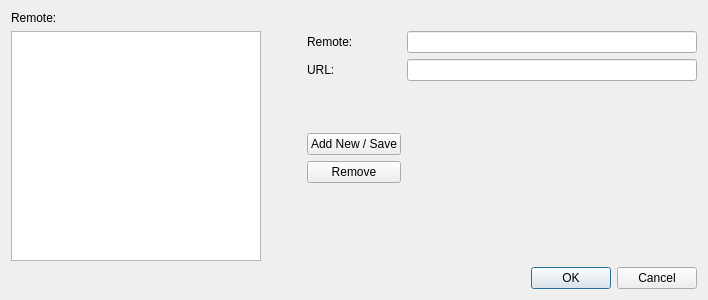
Old version of the form kart/gui/remotesdialog.ui in the repository koordinates/kart-qgis-plugin.
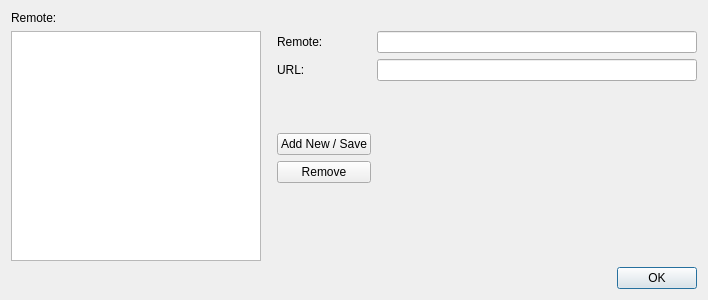
New version of the form.

Commit message: fixed remotes management

Diff of the .ui file:
```diff
--- a/kart/gui/remotesdialog.ui
+++ b/kart/gui/remotesdialog.ui
@@ -36,7 +36,7 @@
        </property>
        <property name="sizeHint" stdset="0">
         <size>
-         <width>40</width>
+         <width>10</width>
          <height>20</height>
         </size>
        </property>
@@ -126,7 +126,7 @@
       <enum>Qt::Horizontal</enum>
      </property>
      <property name="standardButtons">
-      <set>QDialogButtonBox::Cancel|QDialogButtonBox::Ok</set>
+      <set>QDialogButtonBox::Ok</set>
      </property>
     </widget>
    </item>
```
The commit also changes 1 other file.
